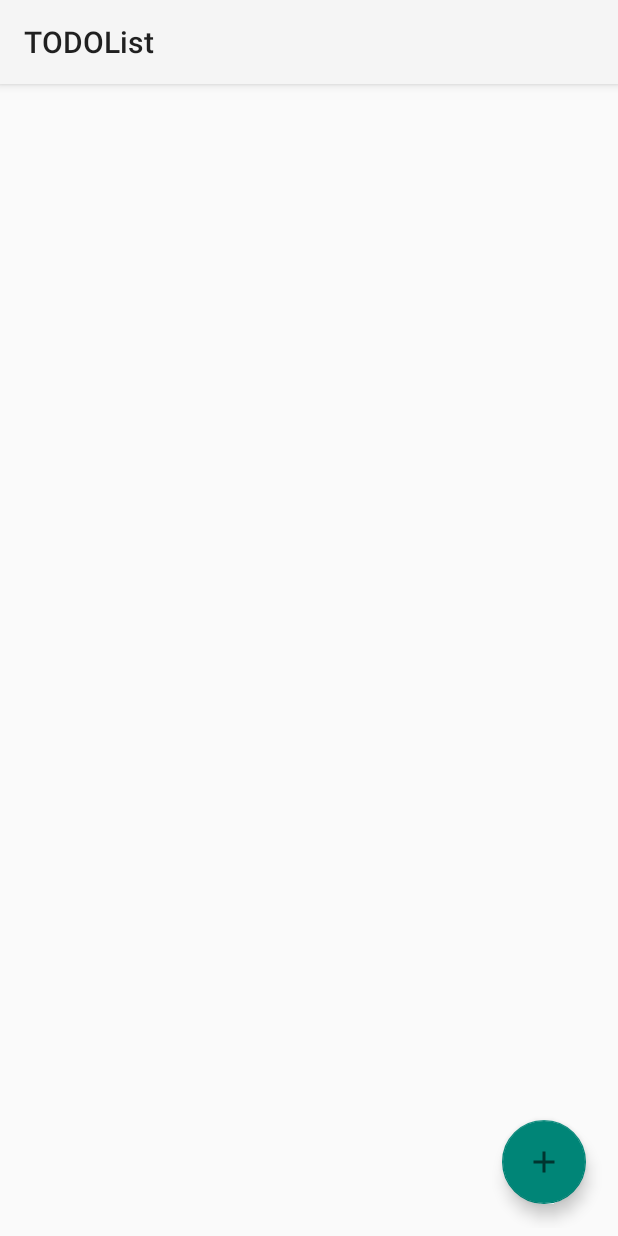
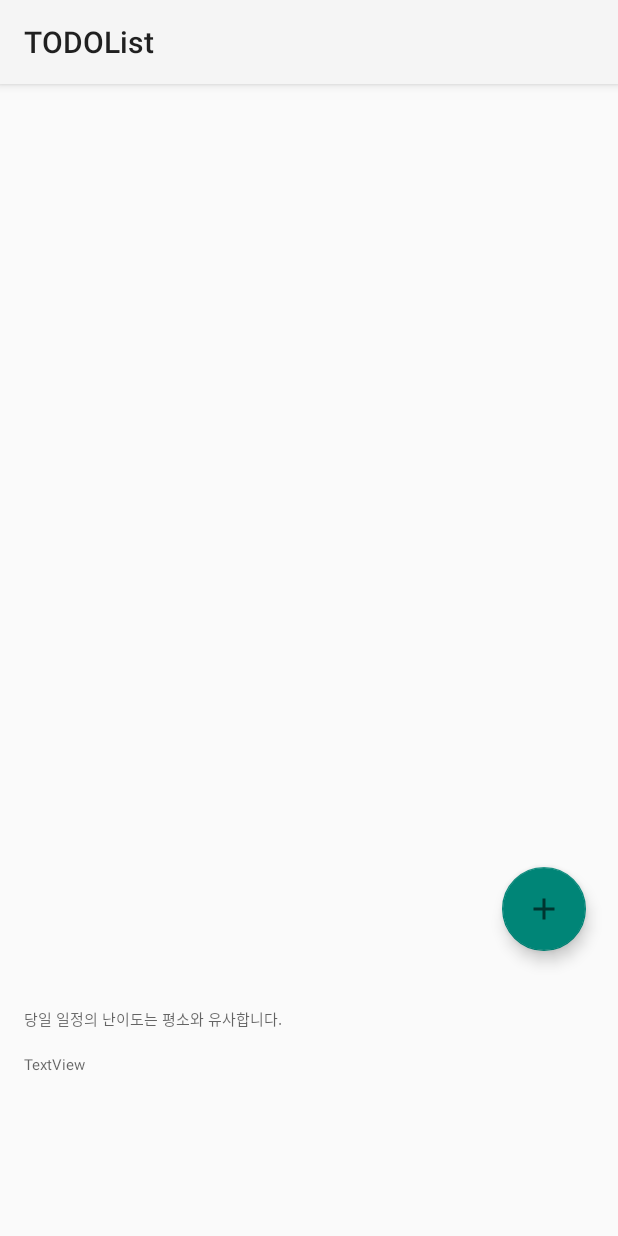
Before and after one commit to eanby00/TODOLIST_TensorFlow, an Android app: the fragment ToDoDate shown on its own in the app's theme, on a phone screen of 412 x 824 dp. Run offline under Robolectric (Android 15) with nearby library versions, the phone set to English and light mode, and no system bars; our stand-ins replace Room's generated code; libraries missing offline, so code that uses them is left out: org.tensorflow.lite; 5 statements that could not run were skipped.

Commit message:
0820 make predict base design

```diff
--- a/app/src/main/java/com/todo/todolist/frame/ToDoDate.java
+++ b/app/src/main/java/com/todo/todolist/frame/ToDoDate.java
@@ -9,6 +9,7 @@ import android.view.LayoutInflater;
 import android.view.View;
 import android.view.ViewGroup;
 import android.widget.EditText;
+import android.widget.TextView;
 
 import androidx.annotation.NonNull;
 import androidx.annotation.Nullable;
@@ -51,25 +52,12 @@ public class ToDoDate extends Fragment {
     Adapter adapter;
     FloatingActionButton addNewItem;
 
+    ViewGroup frameView;
+
     @Nullable
     @Override
     public View onCreateView(@NonNull LayoutInflater inflater, @Nullable ViewGroup container, @Nullable Bundle savedInstanceState) {
-        ViewGroup frameView = (ViewGroup) inflater.inflate(R.layout.todo_date, container, false);
-
-        // test ---------------------------------------------------------------------------
-        float[][] inputs = new float[][]{{100}};
-
-        float[][] resultLabel = new float[1][2];
-        Map<Integer, Object> outputs = new HashMap();
-        outputs.put(0, resultLabel);
-
-        Interpreter tflite = getTfliteInterpreter("converted_model_difficulty.tflite");
-        tflite.runForMultipleInputsOutputs(inputs, outputs);
-
-        float[][] output_1 = (float[][]) outputs.get(0);
-        Log.d("test", "onCreateView: "+output_1[0][0]+" / "+output_1[0][1]);
-        // test ---------------------------------------------------------------------------
-
+        frameView = (ViewGroup) inflater.inflate(R.layout.todo_date, container, false);
 
         snack_date = frameView.findViewById(R.id.snack_date);
         addNewItem = frameView.findViewById(R.id.addNewItem);
@@ -80,6 +68,8 @@ public class ToDoDate extends Fragment {
 
         listHelper = RoomToDoListHelper.getInstance(container.getContext());
         scoreHelper = RoomToDoScoreHelper.getInstance(container.getContext());
+
+        predict(scoreHelper.roomToDoScoreDao().getDate(key));
 
         // 해당 날짜의 할 일 목록을 데이터베이스로부터 불러옴
         List<RoomToDoList> todo_list = listHelper.roomToDoListDao().getDate(key);
@@ -168,4 +158,30 @@ public class ToDoDate extends Fragment {
         return fileChannel.map(FileChannel.MapMode.READ_ONLY, startOffset, declaredLength);
     }
 
+    private void predict(RoomToDoScore date) {
+        // 난이도 변경 ---------------------------------------------------------------------------
+        Log.d("test", "predict: "+date.getDifficulty());
+        float[][] inputs = new float[][]{{date.getDifficulty()}};
+
+        float[][] resultLabel = new float[1][2];
+        Map<Integer, Object> outputs = new HashMap();
+        outputs.put(0, resultLabel);
+
+        Interpreter tflite = getTfliteInterpreter("converted_model_difficulty.tflite");
+        tflite.runForMultipleInputsOutputs(inputs, outputs);
+
+        float[][] output_1 = (float[][]) outputs.get(0);
+        TextView text_difficulty = frameView.findViewById(R.id.text_difficulty);
+        Log.d("test", "predict: "+output_1[0][0]+" "+output_1[0][1]);
+        if (output_1[0][0] > output_1[0][1]) {
+            text_difficulty.setText("당일 일정의 난이도는 "+Math.round(output_1[0][0]*100)+"%의 확률로 평소보다 높습니다");
+        } else if(output_1[0][0] < output_1[0][1]) {
+            text_difficulty.setText("당일 일정의 난이도는 "+Math.round(output_1[0][1]*100)+"%의 확률로 평소보다 낮습니다");
+        } else {
+            text_difficulty.setText("당일 일정의 난이도는 평소와 유사합니다.");
+        }
+
+        // 난이도 변경 ---------------------------------------------------------------------------
+    }
+
 }
--- a/app/src/main/java/com/todo/todolist/recyclerview/Adapter.java
+++ b/app/src/main/java/com/todo/todolist/recyclerview/Adapter.java
@@ -15,6 +15,7 @@ import androidx.recyclerview.widget.RecyclerView;
 import com.google.android.material.button.MaterialButton;
 import com.google.android.material.card.MaterialCardView;
 import com.google.android.material.dialog.MaterialAlertDialogBuilder;
+import com.google.android.material.divider.MaterialDivider;
 import com.todo.todolist.R;
 import com.todo.todolist.roomdb.todolist.RoomToDoList;
 import com.todo.todolist.roomdb.todolist.RoomToDoListHelper;
@@ -55,7 +56,12 @@ public class Adapter extends RecyclerView.Adapter<Adapter.Holder> {
         holder.card.setChecked(todo_list.get(position).getDone());
         holder.item_name.setText(todo_list.get(position).getName());
         holder.item_difficulty.setText(String.valueOf(todo_list.get(position).getDifficulty()));
-        holder.item_memo.setText(todo_list.get(position).getMemo());
+        if (todo_list.get(position).getMemo().equals("")) {
+            holder.item_memo.setVisibility(View.GONE);
+            holder.divider.setVisibility(View.GONE);
+        } else {
+            holder.item_memo.setText(todo_list.get(position).getMemo());
+        }
     }
 
     @Override
@@ -70,6 +76,7 @@ public class Adapter extends RecyclerView.Adapter<Adapter.Holder> {
         MaterialButton item_btnDone;
         MaterialButton item_btnDelete;
         MaterialCardView card;
+        MaterialDivider divider;
 
         public Holder(@NonNull View itemView) {
             super(itemView);
@@ -79,6 +86,7 @@ public class Adapter extends RecyclerView.Adapter<Adapter.Holder> {
             item_btnDone = itemView.findViewById(R.id.item_btnDone);
             item_btnDelete = itemView.findViewById(R.id.item_btnDelete);
             card = itemView.findViewById(R.id.card);
+            divider = itemView.findViewById(R.id.divider);
 
             item_btnDone.setOnClickListener(new View.OnClickListener() {
                 // 완료 버튼이 클릭되었을 경우 글자색과 달성율 변경
--- a/app/src/main/res/layout/todo_date.xml
+++ b/app/src/main/res/layout/todo_date.xml
@@ -5,9 +5,15 @@
     android:layout_height="match_parent"
     android:baselineAligned="false"
     android:orientation="vertical"
-    android:layout_margin="5dp"
     tools:context=".frame.ToDoDate">
 
+
+    <LinearLayout
+        android:layout_width="match_parent"
+        android:layout_height="0dp"
+        android:layout_weight="7"
+        android:orientation="vertical"
+        android:layout_margin="5dp">
 
         <androidx.recyclerview.widget.RecyclerView
             android:id="@+id/item_recycler"
@@ -28,3 +34,29 @@
             android:layout_margin="16dp"
             android:src="@drawable/ic_baseline_add_24"/>
     </LinearLayout>
+    <LinearLayout
+        android:layout_width="match_parent"
+        android:layout_height="0dp"
+        android:layout_weight="2"
+        android:orientation="vertical">
+        <TextView
+            android:id="@+id/text_difficulty"
+            android:layout_width="wrap_content"
+            android:layout_height="wrap_content"
+            android:layout_marginTop="16dp"
+            android:layout_marginStart="16dp"
+            android:textAppearance="?attr/textAppearanceBody2"
+            android:textColor="?android:attr/textColorSecondary"
+            android:text="TextView" />
+        <TextView
+            android:id="@+id/text_achievement"
+            android:layout_width="wrap_content"
+            android:layout_height="wrap_content"
+            android:layout_marginTop="16dp"
+            android:layout_marginStart="16dp"
+            android:textAppearance="?attr/textAppearanceBody2"
+            android:textColor="?android:attr/textColorSecondary"
+            android:text="TextView" />
+    </LinearLayout>
+
+</LinearLayout>
--- a/app/src/main/res/layout/todo_item.xml
+++ b/app/src/main/res/layout/todo_item.xml
@@ -45,6 +45,7 @@
                     android:text="TextView" />
 
                 <com.google.android.material.divider.MaterialDivider
+                    android:id="@+id/divider"
                     android:layout_width="match_parent"
                     android:layout_height="wrap_content"/>
 
```
Also changed, not shown: 1 other file. Lines whose indentation alone changed are shown as unchanged.
